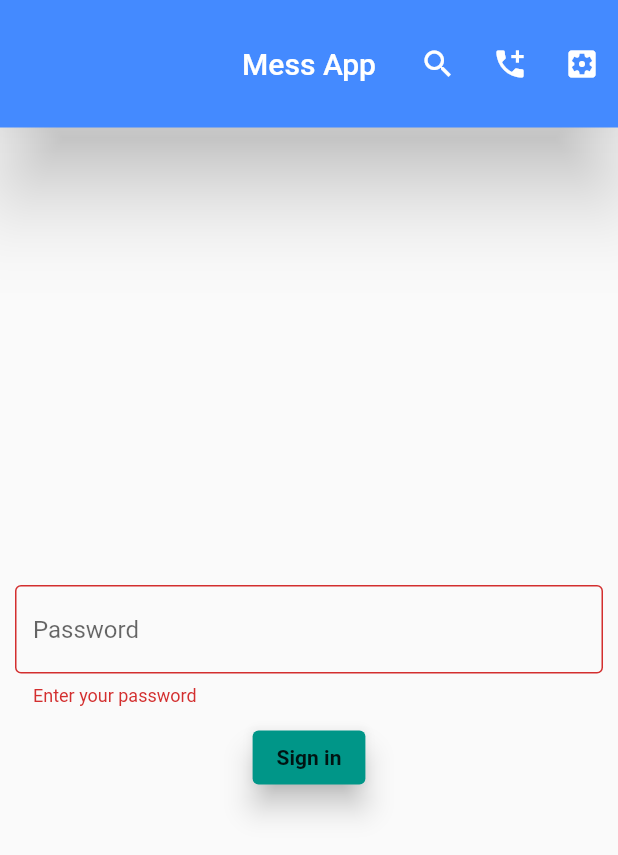
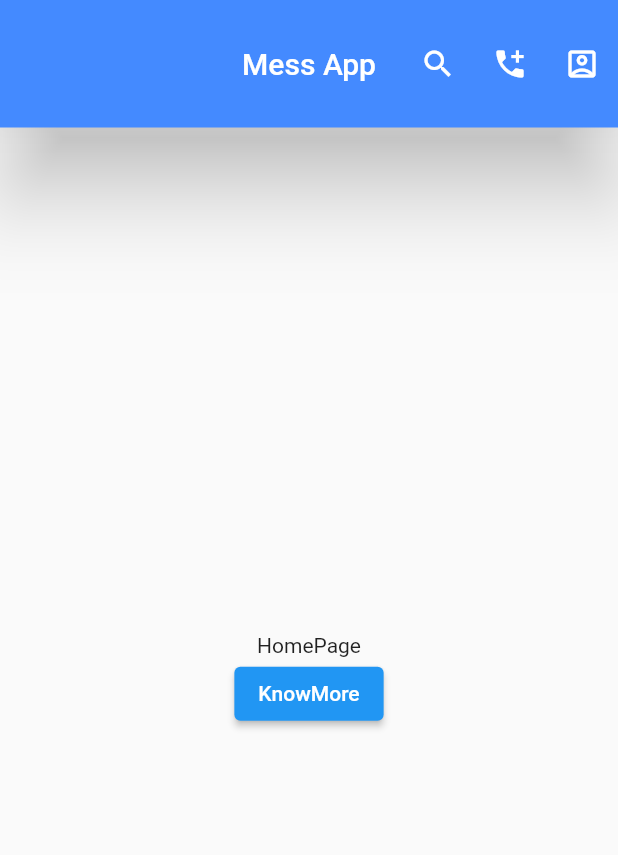
Before and after one commit to githrahat/Rahat_FlutterApp, a Flutter app: the screen it shows after launch, on a phone screen of 412 x 824 dp. Shown: the top 855 px of the screen. Run offline on Flutter 3.47's test engine with Material 2 defaults, Android fonts, the phone set to English and light mode, and no system bars.

Commit message:
Navigation/Routing_Data Transfer - Done

```diff
--- a/lib/main.dart
+++ b/lib/main.dart
@@ -18,12 +18,6 @@ class MyApp extends StatelessWidget {
 
 class AppsHome extends StatelessWidget {
   AppsHome({Key? key}) : super(key: key);
-
-  TextEditingController controllerOne = TextEditingController();
-  TextEditingController controllerTwo = TextEditingController();
-  TextEditingController controllerThree = TextEditingController();
-  TextEditingController controllerFour = TextEditingController();
-  TextEditingController controllerFive = TextEditingController();
 
   /// SnackBar message code
   SnackBarMessage(message, context) {
@@ -46,7 +40,6 @@ class AppsHome extends StatelessWidget {
     );
 
   }
-
 
   @override
   Widget build(BuildContext context) {
@@ -79,69 +72,85 @@ class AppsHome extends StatelessWidget {
               icon: Icon(Icons.add_call)),
           IconButton(
               onPressed: () {
-                SnackBarMessage('Settings', context);
+                Navigator.push(context, MaterialPageRoute(builder: (context) => aboutpage(name: 'Rahat',)));
+                //SnackBarMessage('About Us', context);
               },
-              icon: Icon(Icons.settings_applications))
+              icon: Icon(Icons.account_box_outlined))
         ],
       ),
 
       /// Body
-      body: Column(
-        mainAxisAlignment: MainAxisAlignment.center,
-        //crossAxisAlignment: CrossAxisAlignment.end,
-        children: [
+      body: Center(
+        child: Column(
+          mainAxisAlignment: MainAxisAlignment.center,
+          children: [
+            Text('HomePage'),
+            ElevatedButton(onPressed: (){
+              Navigator.push(context, MaterialPageRoute(builder: (context) => aboutpage(name: 'Rahat',)));
+            }, child: Text('KnowMore'),)
+          ],
+        ),
+      ),
+    );
+  }
+}
 
-          /// TextFormField and Obscure
-          Container(
-            padding: EdgeInsets.all(10),
-            //margin: EdgeInsets.all(10),
-            //color: Colors.red,
-            child: TextFormField(
-              autovalidateMode: AutovalidateMode.always,
-              validator: (String? value){
-                if(value!.isEmpty)
-                {
-                  return 'Enter your password';
-                }
-                return null;
-              },
-              obscureText: true, /// ObscureText (hide the text -> [...])
-              controller: controllerTwo,
-              onChanged: (value){
-                //print(value);
-              },
-              // onSubmitted: (value){
-              //   //print(value);
-              // },
-              onTap: (){
-                //SnackBarMessage('Pressed', context);
-              },
-              decoration: InputDecoration(
-                hintText: 'Password',
-                border: OutlineInputBorder(),
-              ),
-            ),
-          ),
-          ElevatedButton(
-              style: ElevatedButton.styleFrom(
-                  backgroundColor: Colors.teal,
-                  foregroundColor: Colors.black87,
-                  elevation: 8,
-                  textStyle: TextStyle(
-                    fontWeight: FontWeight.bold,
-                  )),
-              onPressed: () {
-                print(controllerOne.text);
-                print(controllerTwo.text);
-                //controllerOne.text = 'hassan';
-                MyAlertDialague(context);
-              },
-              child: Text('Sign in')),
-        ],
+class aboutpage extends StatelessWidget {
+  String name;
+  aboutpage({required this.name, Key? key}) : super(key: key);
 
+  @override
+  Widget build(BuildContext context) {
+    return Scaffold(
+      appBar: AppBar(
+        title: Text('About Us'),
+        centerTitle: true,
       ),
 
+      body: Center(
+        child: Column(
+          mainAxisAlignment: MainAxisAlignment.center,
+          children: [
+            Text(name),
+            ElevatedButton(
+              onPressed: (){
+              Navigator.pop(context);
+            }, child: Text('Back to HomePage'),),
 
+            ElevatedButton(onPressed: (){
+              //Navigator.pushReplacement(context, MaterialPageRoute(builder: (context) => contactus()));
+              Navigator.pushAndRemoveUntil(context,
+                  MaterialPageRoute(builder: (context) => contactus()),
+                    (route) => false);
+            }, child: Text('Contact Us'))
+          ],
+        ),
+      ),
+    );
+  }
+}
+
+class contactus extends StatelessWidget {
+  const contactus({Key? key}) : super(key: key);
+
+  @override
+  Widget build(BuildContext context) {
+    return Scaffold(
+      appBar: AppBar(
+          title: Text('Contact Us'),
+          centerTitle: true,
+      ),
+      body: Center(
+        child: Column(
+          mainAxisAlignment: MainAxisAlignment.center,
+          children: [
+            Text('Contact Us'),
+            ElevatedButton(onPressed: (){
+              Navigator.pop(context);
+            }, child: Text('Back to About Us Page'),)
+          ],
+        ),
+      ),
 
 
     );
```
